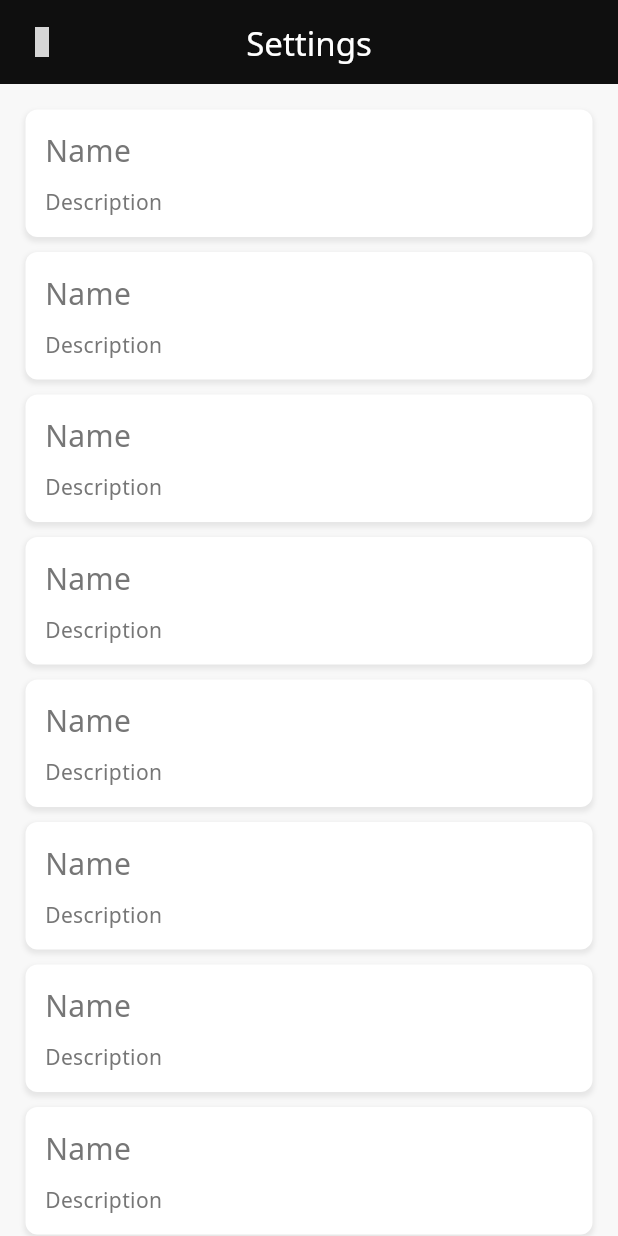
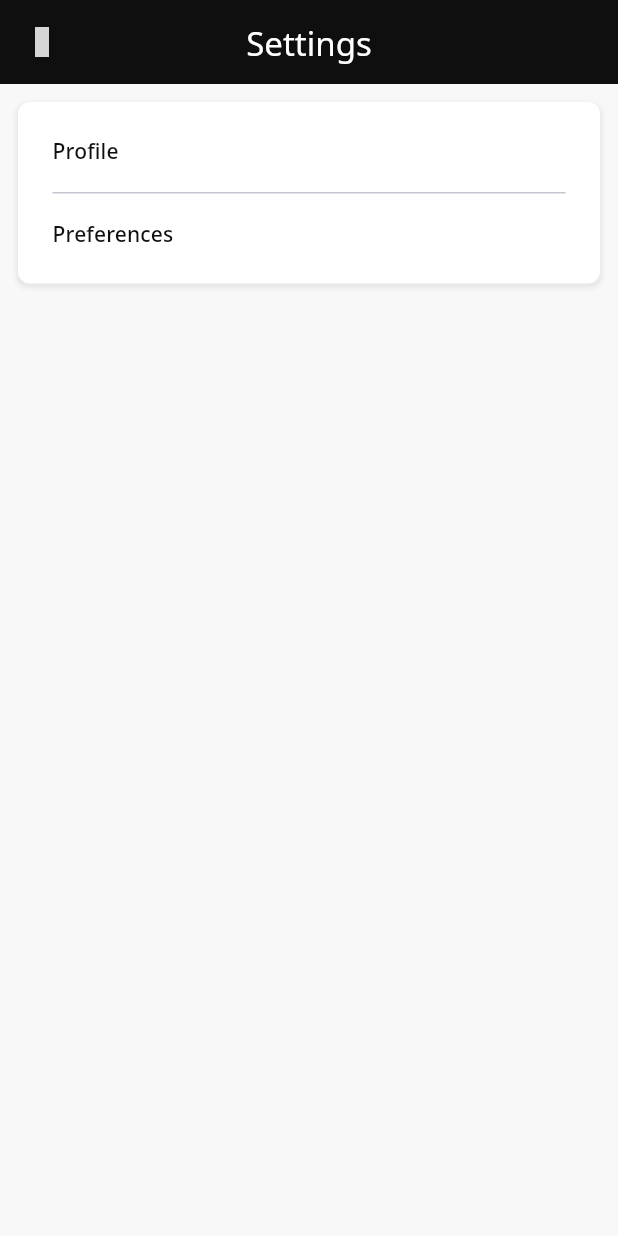
Before and after one commit to kitllam9/fyp-edtech, a Flutter app: the SettingsPage screen opened by its route, on a phone screen of 412 x 824 dp. Run offline on Flutter 3.47's test engine with Material 3 defaults, Android fonts, the phone set to English and light mode, and no system bars; our stand-ins replace get_it, google_fonts, material_symbols_icons; missing offline and left inert: requests; grey boxes are pictures that could not be loaded.

Commit message:
leaderboard page update; setting page, profile edit layout

```diff
--- a/lib/config/routes.dart
+++ b/lib/config/routes.dart
@@ -1,8 +1,10 @@
 import 'package:flutter/material.dart';
 import 'package:fyp_edtech/pages/bookmark_page.dart';
+import 'package:fyp_edtech/pages/profile_edit_page.dart';
 import 'package:fyp_edtech/pages/settings_page.dart';
 
 final Map<String, Widget Function(BuildContext)> routes = {
   '/bookmark': (context) => const BookmarkPage(),
   '/settings': (context) => const SettingsPage(),
+  '/profile-edit': (context) => const ProfileEditPage(),
 };
--- a/lib/pages/settings_page.dart
+++ b/lib/pages/settings_page.dart
@@ -1,7 +1,8 @@
 import 'package:flutter/material.dart';
 import 'package:fyp_edtech/styles/app_colors.dart';
+import 'package:fyp_edtech/widgets/appbar.dart';
 import 'package:fyp_edtech/widgets/box.dart';
-import 'package:material_symbols_icons/symbols.dart';
+import 'package:fyp_edtech/widgets/buttons.dart';
 
 class SettingsPage extends StatelessWidget {
   const SettingsPage({super.key});
@@ -9,55 +10,59 @@ class SettingsPage extends StatelessWidget {
   @override
   Widget build(BuildContext context) {
     return Scaffold(
-      appBar: AppBar(
-        backgroundColor: AppColors.primary,
-        title: Text(
-          'Settings',
-          style: TextStyle(
-            color: AppColors.secondary,
-          ),
-        ),
-        centerTitle: true,
-        leading: TextButton(
-          onPressed: () => Navigator.of(context).pop(),
-          child: Icon(
-            Symbols.arrow_back_ios,
-            color: AppColors.secondary,
-            size: 20,
-          ),
-        ),
-      ),
-      body: ListView.builder(
-        padding: EdgeInsets.all(12),
-        itemCount: 10,
-        itemBuilder: (context, index) => Box(
-          margin: EdgeInsets.all(5),
+      appBar: mainAppBar(title: 'Settings', context),
+      body: Column(
+        children: [
+          Box(
+            margin: EdgeInsets.all(12),
             child: Padding(
-            padding: const EdgeInsets.all(8.0),
+              padding: const EdgeInsets.all(18.0),
               child: Column(
                 crossAxisAlignment: CrossAxisAlignment.start,
                 mainAxisAlignment: MainAxisAlignment.center,
                 children: [
+                  GenericButton(
+                    onPressed: () => Navigator.of(context).pushNamed('/profile-edit'),
+                    child: Column(
+                      children: [
+                        Row(
+                          children: [
                             Text(
-                  'Name',
+                              'Profile',
                               style: TextStyle(
-                    fontSize: 20,
-                    color: AppColors.text,
+                                color: AppColors.primary,
                               ),
                             ),
-                SizedBox(
-                  height: 10,
+                          ],
                         ),
+                        Divider(
+                          height: 35,
+                        ),
+                      ],
+                    ),
+                  ),
+                  GenericButton(
+                    onPressed: () {},
+                    child: Column(
+                      children: [
+                        Row(
+                          children: [
                             Text(
-                  'Description',
+                              'Preferences',
                               style: TextStyle(
-                    color: AppColors.text,
+                                color: AppColors.primary,
+                              ),
+                            ),
+                          ],
+                        ),
+                      ],
                     ),
                   ),
                 ],
               ),
             ),
           ),
+        ],
       ),
     );
   }
--- /dev/null
+++ b/lib/widgets/appbar.dart
@@ -0,0 +1,25 @@
+import 'package:flutter/material.dart';
+import 'package:fyp_edtech/styles/app_colors.dart';
+import 'package:material_symbols_icons/symbols.dart';
+
+AppBar mainAppBar(BuildContext context, {required String title, List<Widget>? actions}) {
+  return AppBar(
+    backgroundColor: AppColors.primary,
+    title: Text(
+      title,
+      style: TextStyle(
+        color: AppColors.secondary,
+      ),
+    ),
+    centerTitle: true,
+    leading: TextButton(
+      onPressed: () => Navigator.of(context).pop(),
+      child: Icon(
+        Symbols.arrow_back_ios,
+        color: AppColors.secondary,
+        size: 20,
+      ),
+    ),
+    actions: actions,
+  );
+}
--- a/lib/widgets/box.dart
+++ b/lib/widgets/box.dart
@@ -1,4 +1,5 @@
 import 'package:flutter/material.dart';
+import 'package:fyp_edtech/styles/app_colors.dart';
 
 class Box extends StatelessWidget {
   final Widget child;
@@ -16,7 +17,7 @@ class Box extends StatelessWidget {
       padding: const EdgeInsets.all(5),
       decoration: BoxDecoration(
         borderRadius: BorderRadius.circular(8),
-        color: Colors.white,
+        color: AppColors.secondary,
         boxShadow: [
           BoxShadow(
             color: Colors.grey.withOpacity(0.2),
--- /dev/null
+++ b/lib/widgets/buttons.dart
@@ -0,0 +1,26 @@
+import 'package:flutter/material.dart';
+
+class GenericButton extends StatelessWidget {
+  final Function() onPressed;
+  final Widget child;
+  const GenericButton({
+    super.key,
+    required this.onPressed,
+    required this.child,
+  });
+
+  @override
+  Widget build(BuildContext context) {
+    return TextButton(
+      style: TextButton.styleFrom(
+        minimumSize: Size.zero,
+        padding: EdgeInsets.zero,
+        tapTargetSize: MaterialTapTargetSize.shrinkWrap,
+        splashFactory: NoSplash.splashFactory,
+        overlayColor: Colors.transparent,
+      ),
+      onPressed: onPressed,
+      child: child,
+    );
+  }
+}
```
Also changed, not shown: lib/pages/bookmark_page.dart (+2 -18 lines), lib/pages/home_page.dart (+20 -0 lines), lib/pages/profile_edit_page.dart (added, +142 -0 lines), lib/pages/profile_page.dart (+2 -8 lines), lib/pages/search_page.dart (+22 -7 lines), lib/pages/stats_page.dart (+35 -2 lines), lib/widgets/text_form_field.dart (added, +38 -0 lines). Lines whose indentation alone changed are shown as unchanged.
